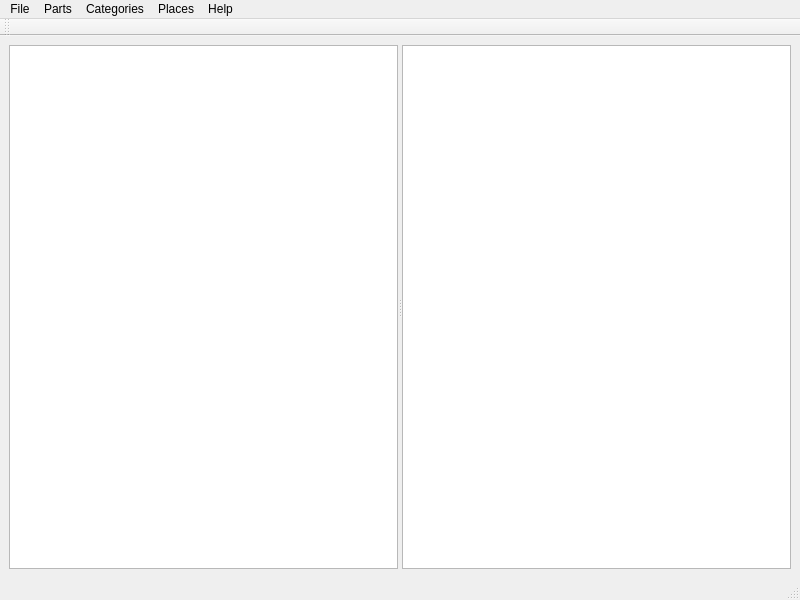
This is mainwindow.ui in kolod/part-vault as Qt 5 draws it before an edit. The edited form follows.
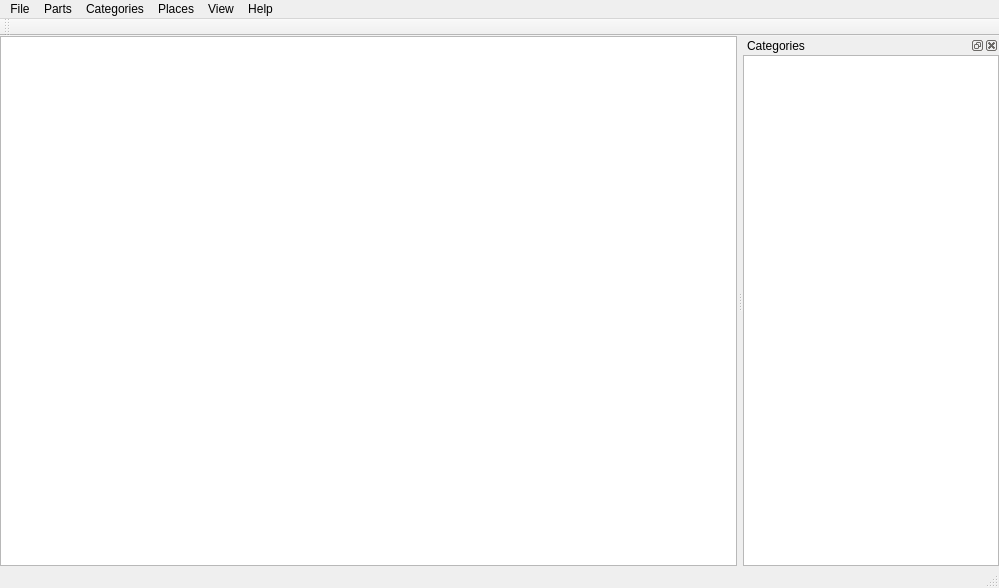
This is the edited form. Icons and pictures are not drawn.

Commit message: Add dialogs for adding categories, parts, and storage locations

The edit to the form file:
```diff
--- a/mainwindow.ui
+++ b/mainwindow.ui
@@ -6,8 +6,8 @@
    <rect>
     <x>0</x>
     <y>0</y>
-    <width>800</width>
-    <height>600</height>
+    <width>999</width>
+    <height>588</height>
    </rect>
   </property>
   <property name="windowTitle">
@@ -18,19 +18,24 @@
     <normaloff>:/icons/logo.svg</normaloff>:/icons/logo.svg</iconset>
   </property>
   <widget class="QWidget" name="centralwidget">
-   <layout class="QHBoxLayout" name="horizontalLayout">
-    <item>
-     <widget class="QSplitter" name="splitter">
-      <property name="orientation">
-       <enum>Qt::Orientation::Horizontal</enum>
-      </property>
-      <widget class="QTreeView" name="treeView">
-       <attribute name="headerVisible">
-        <bool>false</bool>
-       </attribute>
-      </widget>
-      <widget class="QTableView" name="tableView"/>
-     </widget>
+   <layout class="QGridLayout" name="gridLayout">
+    <property name="leftMargin">
+     <number>0</number>
+    </property>
+    <property name="topMargin">
+     <number>0</number>
+    </property>
+    <property name="rightMargin">
+     <number>0</number>
+    </property>
+    <property name="bottomMargin">
+     <number>0</number>
+    </property>
+    <property name="spacing">
+     <number>0</number>
+    </property>
+    <item row="0" column="0">
+     <widget class="QTableView" name="tableView"/>
     </item>
    </layout>
   </widget>
@@ -51,7 +56,7 @@
     <rect>
      <x>0</x>
      <y>0</y>
-     <width>800</width>
+     <width>999</width>
      <height>21</height>
     </rect>
    </property>
@@ -92,12 +97,53 @@
     <addaction name="actionAddSorageLocation"/>
     <addaction name="actionRemoveUnusedStorageLocations"/>
    </widget>
+   <widget class="QMenu" name="menuView">
+    <property name="title">
+     <string>View</string>
+    </property>
+    <addaction name="actionCategories"/>
+   </widget>
    <addaction name="menuFile"/>
    <addaction name="menuParts"/>
    <addaction name="menuCategories"/>
    <addaction name="menuPlaces"/>
+   <addaction name="menuView"/>
    <addaction name="menuHelp"/>
   </widget>
+  <widget class="QDockWidget" name="dockCategories">
+   <property name="windowTitle">
+    <string>Categories</string>
+   </property>
+   <attribute name="dockWidgetArea">
+    <number>2</number>
+   </attribute>
+   <widget class="QWidget" name="dockWidgetContents">
+    <layout class="QVBoxLayout" name="verticalLayout">
+     <property name="spacing">
+      <number>0</number>
+     </property>
+     <property name="leftMargin">
+      <number>0</number>
+     </property>
+     <property name="topMargin">
+      <number>0</number>
+     </property>
+     <property name="rightMargin">
+      <number>0</number>
+     </property>
+     <property name="bottomMargin">
+      <number>0</number>
+     </property>
+     <item>
+      <widget class="QTreeView" name="treeView">
+       <attribute name="headerVisible">
+        <bool>false</bool>
+       </attribute>
+      </widget>
+     </item>
+    </layout>
+   </widget>
+  </widget>
   <action name="actionAbout">
    <property name="text">
     <string>About...</string>
```
Left out of the diff: 18 changed lines with no effect on the pictures. The commit also changes 16 other files.
